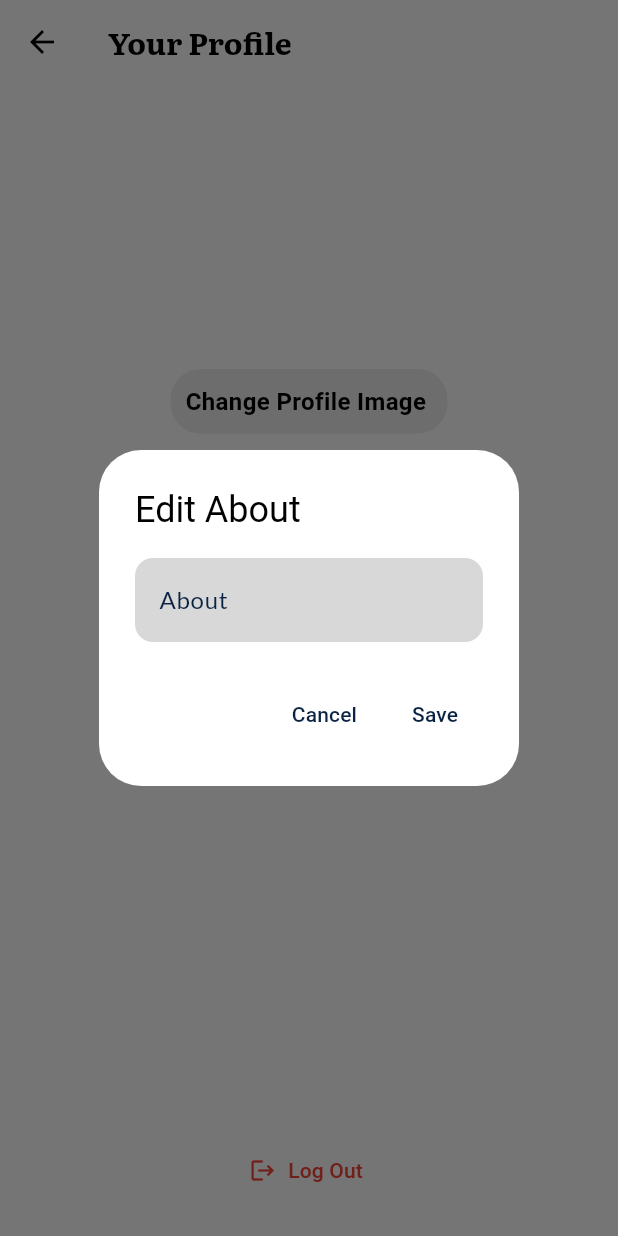
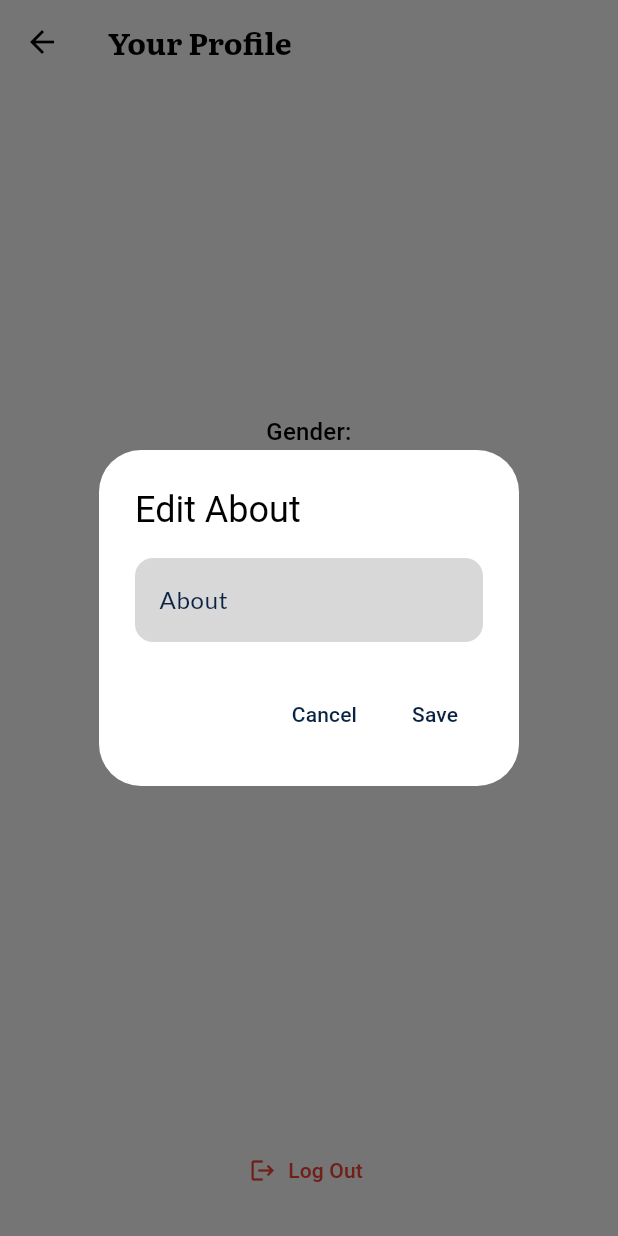
Before and after one commit to Timo7308/story-mate, a Flutter app: the CheckProfile screen opened directly, after a tap on "Edit", on a phone screen of 412 x 824 dp. Run offline on Flutter 3.47's test engine with Material 3 defaults, Android fonts, the phone set to English and light mode, and no system bars; our stand-ins replace cloud_firestore, firebase_auth, firebase_core, firebase_database, firebase_storage, flutter_chat_types and 3 more; accounts and stored records are empty; network calls fail.

Commit message:
fixed text alignment

```diff
--- a/story_mate/lib/profile/profile_check.dart
+++ b/story_mate/lib/profile/profile_check.dart
@@ -41,7 +41,6 @@ class _CheckProfileState extends State<CheckProfile> {
                 children: [
                   _profileImage(),
                   const SizedBox(height: 20),
-                  _changeProfileImageButton(),
                   const SizedBox(height: 30),
                   _genderSection(),
                   const SizedBox(height: 30),
@@ -101,11 +100,6 @@ class _CheckProfileState extends State<CheckProfile> {
     }
   }
 
-  Future<void> _pickAndUploadImage() async {
-    // Implement the same method as in your ProfilePage for picking and uploading images
-    // Placeholder: Implement this method using _picker and Firebase Storage
-  }
-
   Widget _profileImage() {
     if (_profileImageUrl != null) {
       return ClipOval(
@@ -123,43 +117,20 @@ class _CheckProfileState extends State<CheckProfile> {
     }
   }
 
-  Widget _changeProfileImageButton() {
-    return InkWell(
-      onTap: () => _pickAndUploadImage(),
-      child: Container(
-        decoration: BoxDecoration(
-          color: Colors.grey[200],
-          borderRadius: BorderRadius.circular(20),
-        ),
-        padding: const EdgeInsets.all(10),
-        child: Row(
-          mainAxisSize: MainAxisSize.min,
-          children: [
-            const Text(
-              'Change Profile Image ',
-              style: TextStyle(
-                fontSize: 16,
-                fontWeight: FontWeight.bold,
-              ),
-            ),
-          ],
-        ),
-      ),
-    );
-  }
-
   Widget _genderSection() {
     return Column(
-      crossAxisAlignment: CrossAxisAlignment.start,
+      crossAxisAlignment: CrossAxisAlignment.center,
       children: [
         Text(
           'Gender:',
           style: Theme.of(context).textTheme.subtitle1,
+          textAlign: TextAlign.center,
         ),
         const SizedBox(height: 10),
         Text(
           _gender ?? 'Loading...',
           style: Theme.of(context).textTheme.bodyText1,
+          textAlign: TextAlign.center,
         ),
       ],
     );
@@ -228,6 +199,7 @@ class _CheckProfileState extends State<CheckProfile> {
       context: context,
       builder: (BuildContext context) {
         return AlertDialog(
+          backgroundColor: Colors.white,
           title: Text(_about != null ? 'Edit About' : 'Add About'),
           content: TextField(
             controller: aboutController,
```
